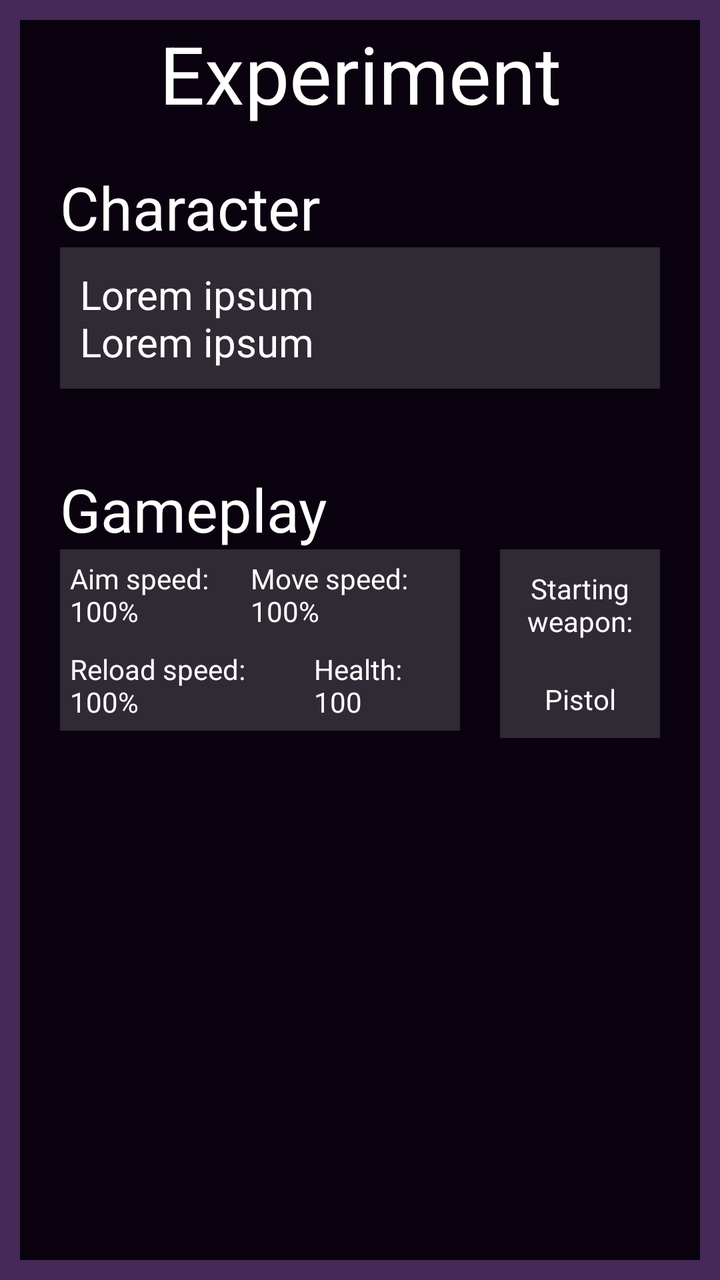
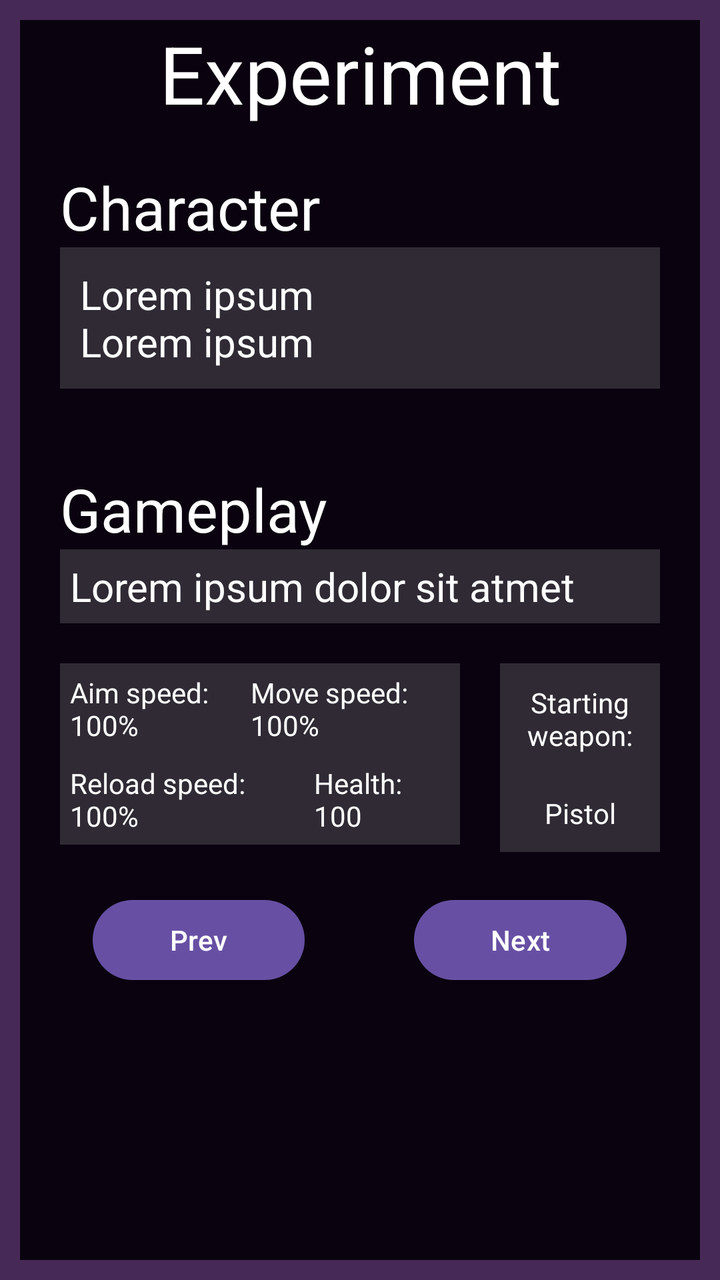

Before-and-after screenshots of an Android layout around one commit, followed by the original layout XML and the change that was made.
<!-- AndroidManifest.xml: application theme Theme.SawianGooningApp -->
<!-- res/layout/activity_main.xml -->
<?xml version="1.0" encoding="utf-8"?>
<LinearLayout xmlns:android="http://schemas.android.com/apk/res/android"
    xmlns:app="http://schemas.android.com/apk/res-auto"
    xmlns:tools="http://schemas.android.com/tools"
    android:id="@+id/main"
    android:layout_width="match_parent"
    android:layout_height="match_parent"
    android:background="#462957"
    android:orientation="vertical"
    tools:context=".MainActivity">

    <LinearLayout
        android:layout_width="match_parent"
        android:layout_height="match_parent"
        android:layout_margin="10sp"
        android:background="#0A030F"

        android:orientation="vertical">

        <TextView
            android:id="@+id/textViewName"
            android:layout_width="match_parent"
            android:layout_height="wrap_content"
            android:text="Experiment"
            android:textAlignment="center"
            android:textColor="@color/white"
            android:textSize="40sp" />

        <LinearLayout
            android:layout_width="match_parent"
            android:layout_height="wrap_content"
            android:layout_margin="20sp"
            android:orientation="vertical">

            <TextView
                android:id="@+id/textView2"
                android:layout_width="match_parent"
                android:layout_height="wrap_content"
                android:text="Character"
                android:textColor="@color/white"
                android:textSize="30sp" />

            <FrameLayout
                android:layout_width="match_parent"
                android:layout_height="wrap_content"
                android:background="#27FFFFFF"
                android:padding="10sp">

                <TextView
                    android:id="@+id/textViewDesc"
                    android:layout_width="match_parent"
                    android:layout_height="wrap_content"
                    android:text="Lorem ipsum\nLorem ipsum"
                    android:textColor="@color/white"
                    android:textSize="20sp" />
            </FrameLayout>

        </LinearLayout>

        <LinearLayout
            android:layout_width="match_parent"
            android:layout_height="match_parent"
            android:orientation="horizontal"
            android:layout_margin="20sp">

            <LinearLayout
                android:layout_width="match_parent"
                android:layout_height="wrap_content"
                android:orientation="vertical">

                <TextView
                    android:id="@+id/textView3"
                    android:layout_width="match_parent"
                    android:layout_height="wrap_content"
                    android:text="Gameplay"
                    android:textColor="@color/white"
                    android:textSize="30sp" />

                <LinearLayout
                    android:layout_width="match_parent"
                    android:layout_height="match_parent"
                    android:orientation="horizontal">

                    <LinearLayout
                        android:layout_width="match_parent"
                        android:layout_height="match_parent"
                        android:layout_weight="2"
                        android:orientation="vertical">

                        <LinearLayout
                            android:layout_width="match_parent"
                            android:layout_height="wrap_content"
                            android:background="#27FFFFFF"
                            android:padding="5sp">

                            <TextView
                                android:id="@+id/textViewAim"
                                android:layout_width="wrap_content"
                                android:layout_height="wrap_content"
                                android:layout_weight="1"
                                android:textColor="@color/white"
                                android:text="Aim speed: 100%" />

                            <TextView
                                android:id="@+id/textViewMove"
                                android:layout_width="wrap_content"
                                android:layout_height="wrap_content"
                                android:layout_weight="1"
                                android:textColor="@color/white"
                                android:text="Move speed: 100%" />
                        </LinearLayout>

                        <LinearLayout
                            android:layout_width="match_parent"
                            android:layout_height="wrap_content"
                            android:background="#27FFFFFF"
                            android:padding="5sp">>

                            <TextView
                                android:id="@+id/textViewReload"
                                android:layout_width="wrap_content"
                                android:layout_height="wrap_content"
                                android:layout_weight="1"
                                android:textColor="@color/white"
                                android:text="Reload speed: 100%" />

                            <TextView
                                android:id="@+id/textViewHealth"
                                android:layout_width="wrap_content"
                                android:layout_height="wrap_content"
                                android:layout_weight="1"
                                android:textColor="@color/white"
                                android:text="Health: 100" />
                        </LinearLayout>

                    </LinearLayout>

                    <FrameLayout
                        android:layout_width="match_parent"
                        android:layout_weight="4"
                        android:layout_height="match_parent"
                        android:background="#27FFFFFF"
                        android:layout_marginLeft="20sp"
                        android:padding="10sp">

                        <LinearLayout
                            android:layout_width="match_parent"
                            android:layout_height="match_parent"
                            android:orientation="vertical">

                            <TextView
                                android:id="@+id/textView8"
                                android:layout_width="match_parent"
                                android:layout_height="wrap_content"
                                android:textAlignment="center"
                                android:textColor="@color/white"
                                android:text="Starting weapon:" />

                            <TextView
                                android:id="@+id/textViewWeapon"
                                android:layout_width="match_parent"
                                android:layout_height="wrap_content"
                                android:layout_marginTop="20sp"
                                android:textAlignment="center"
                                android:textColor="@color/white"
                                android:text="Pistol" />
                        </LinearLayout>
                    </FrameLayout>
                </LinearLayout>

            </LinearLayout>
        </LinearLayout>

    </LinearLayout>

</LinearLayout>
<!-- resources referenced by this layout -->
<resources>
  <color name="white">#FFFFFFFF</color>
  <style name="Theme.SawianGooningApp" parent="Base.Theme.SawianGooningApp" />
  <style name="Base.Theme.SawianGooningApp" parent="Theme.Material3.DayNight.NoActionBar">
          
          
      </style>
</resources>

<!-- the commit's change to res/layout/activity_main.xml (unified diff, before → after) -->
@@ -59,7 +59,7 @@
 
         <LinearLayout
             android:layout_width="match_parent"
-            android:layout_height="match_parent"
+            android:layout_height="wrap_content"
             android:orientation="horizontal"
             android:layout_margin="20sp">
 
@@ -75,6 +75,22 @@
                     android:text="Gameplay"
                     android:textColor="@color/white"
                     android:textSize="30sp" />
+
+                <FrameLayout
+                    android:layout_width="match_parent"
+                    android:layout_height="wrap_content"
+                    android:layout_marginBottom="20sp"
+                    android:padding="5sp"
+                    android:background="#27FFFFFF">
+
+                    <TextView
+                        android:id="@+id/textViewGameplay"
+                        android:layout_width="wrap_content"
+                        android:layout_height="wrap_content"
+                        android:textColor="@color/white"
+                        android:textSize="20sp"
+                        android:text="Lorem ipsum dolor sit atmet" />
+                </FrameLayout>
 
                 <LinearLayout
                     android:layout_width="match_parent"
@@ -114,7 +130,7 @@
                             android:layout_width="match_parent"
                             android:layout_height="wrap_content"
                             android:background="#27FFFFFF"
-                            android:padding="5sp">>
+                            android:padding="5sp">
 
                             <TextView
                                 android:id="@+id/textViewReload"
@@ -171,6 +187,41 @@
             </LinearLayout>
         </LinearLayout>
 
+        <LinearLayout
+            android:layout_width="match_parent"
+            android:layout_height="wrap_content"
+            android:orientation="horizontal">
+
+            <Space
+                android:layout_width="wrap_content"
+                android:layout_height="wrap_content"
+                android:layout_weight="2" />
+
+            <Button
+                android:id="@+id/buttonPrev"
+                android:layout_width="wrap_content"
+                android:layout_height="wrap_content"
+                android:layout_weight="1"
+                android:text="Prev" />
+
+            <Space
+                android:layout_width="wrap_content"
+                android:layout_height="wrap_content"
+                android:layout_weight="3" />
+
+            <Button
+                android:id="@+id/buttonNext"
+                android:layout_width="wrap_content"
+                android:layout_height="wrap_content"
+                android:layout_weight="1"
+                android:text="Next" />
+
+            <Space
+                android:layout_width="wrap_content"
+                android:layout_height="wrap_content"
+                android:layout_weight="2" />
+        </LinearLayout>
+
     </LinearLayout>
 
 </LinearLayout>
